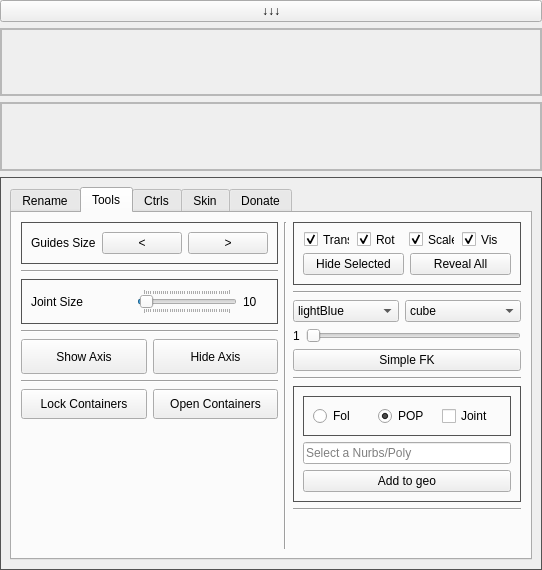
This is UI/RigTools/RigTools.ui in RenderDeMartes/Mutant_Tools as Qt 5 draws it before an edit. The edited form follows.
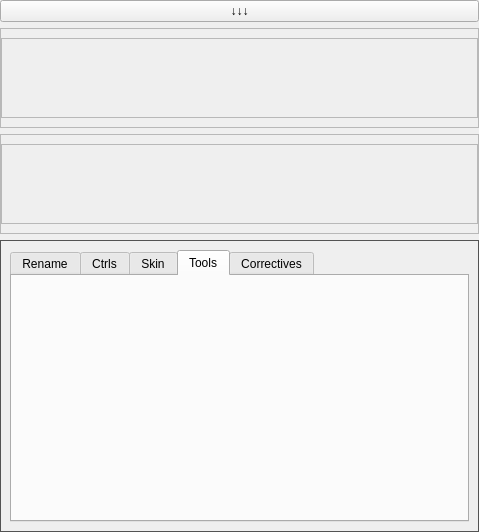
This is the edited form. Icons and pictures are not drawn.

The edit to the form file:
```diff
--- a/UI/RigTools/RigTools.ui
+++ b/UI/RigTools/RigTools.ui
@@ -6,8 +6,8 @@
    <rect>
     <x>0</x>
     <y>0</y>
-    <width>542</width>
-    <height>570</height>
+    <width>479</width>
+    <height>532</height>
    </rect>
   </property>
   <property name="windowTitle">
@@ -101,8 +101,8 @@
           <rect>
            <x>0</x>
            <y>0</y>
-           <width>538</width>
-           <height>69</height>
+           <width>475</width>
+           <height>78</height>
           </rect>
          </property>
          <layout class="QGridLayout" name="gridLayout_4">
@@ -138,8 +138,8 @@
       </size>
      </property>
      <layout class="QGridLayout" name="gridLayout_2">
-      <item row="0" column="0">
-       <widget class="QTabWidget" name="tabWidget">
+      <item row="0" column="1">
+       <widget class="QTabWidget" name="tabs">
         <property name="currentIndex">
          <number>1</number>
         </property>
@@ -147,957 +147,12 @@
          <attribute name="title">
           <string>Rename</string>
          </attribute>
-         <layout class="QGridLayout" name="gridLayout_5">
-          <item row="0" column="0">
-           <widget class="QFrame" name="frame">
-            <property name="minimumSize">
-             <size>
-              <width>0</width>
-              <height>0</height>
-             </size>
+         <layout class="QVBoxLayout" name="verticalLayout">
+          <item>
+           <layout class="QVBoxLayout" name="rename_layout">
+            <property name="sizeConstraint">
+             <enum>QLayout::SetFixedSize</enum>
             </property>
-            <layout class="QGridLayout" name="gridLayout_8">
-             <item row="0" column="0">
-              <layout class="QHBoxLayout" name="horizontalLayout_28">
-               <item>
-                <widget class="QLineEdit" name="SearchLineEdit">
-                 <property name="minimumSize">
-                  <size>
-                   <width>0</width>
-                   <height>30</height>
-                  </size>
-                 </property>
-                 <property name="text">
-                  <string/>
-                 </property>
-                 <property name="placeholderText">
-                  <string>Search</string>
-                 </property>
-                </widget>
-               </item>
-               <item>
-                <widget class="QLineEdit" name="ReplaceLineEdit">
-                 <property name="minimumSize">
-                  <size>
-                   <width>0</width>
-                   <height>30</height>
-                  </size>
-                 </property>
-                 <property name="text">
-                  <string/>
-                 </property>
-                 <property name="placeholderText">
-                  <string>Replace</string>
-                 </property>
-                </widget>
-               </item>
-               <item>
-                <widget class="QPushButton" name="ChangeNameBtn">
-                 <property name="minimumSize">
-                  <size>
-                   <width>70</width>
-                   <height>30</height>
-                  </size>
-                 </property>
-                 <property name="text">
-                  <string>Name</string>
-                 </property>
-                 <property name="icon">
-                  <iconset resource="../../../../../2020/scripts/RdMToolsV2/Resources/iconResources.qrc">
-                   <normaloff>:/icon/SearchReplace.png</normaloff>:/icon/SearchReplace.png</iconset>
-                 </property>
-                </widget>
-               </item>
-               <item>
-                <widget class="QPushButton" name="ChangeNameBtn2">
-                 <property name="minimumSize">
-                  <size>
-                   <width>80</width>
-                   <height>30</height>
-                  </size>
-                 </property>
-                 <property name="text">
-                  <string> Herarchy</string>
-                 </property>
-                 <property name="icon">
-                  <iconset resource="../../../../../2020/scripts/RdMToolsV2/Resources/iconResources.qrc">
-                   <normaloff>:/icon/SearchReplace.png</normaloff>:/icon/SearchReplace.png</iconset>
-                 </property>
-                </widget>
-               </item>
-              </layout>
-             </item>
-             <item row="2" column="0">
-              <layout class="QHBoxLayout" name="horizontalLayout_10">
-               <item>
-                <widget class="QComboBox" name="comboBox"/>
-               </item>
-               <item>
-                <widget class="QLineEdit" name="lineEdit">
-                 <property name="minimumSize">
-                  <size>
-                   <width>0</width>
-                   <height>30</height>
-                  </size>
-                 </property>
-                </widget>
-               </item>
-               <item>
-                <widget class="QPushButton" name="pushButton_3">
-                 <property name="minimumSize">
-                  <size>
-                   <width>0</width>
-                   <height>30</height>
-                  </size>
-                 </property>
-                 <property name="text">
-                  <string>Prefix</string>
-                 </property>
-                </widget>
-               </item>
-              </layout>
-             </item>
-             <item row="1" column="0">
-              <widget class="Line" name="line_4">
-               <property name="minimumSize">
-                <size>
-                 <width>0</width>
-                 <height>0</height>
-                </size>
-               </property>
-               <property name="orientation">
-                <enum>Qt::Horizontal</enum>
-               </property>
-              </widget>
-             </item>
-             <item row="3" column="0">
-              <widget class="Line" name="line_5">
-               <property name="minimumSize">
-                <size>
-                 <width>0</width>
-                 <height>0</height>
-                </size>
-               </property>
-               <property name="orientation">
-                <enum>Qt::Horizontal</enum>
-               </property>
-              </widget>
-             </item>
-             <item row="5" column="0">
-              <widget class="Line" name="line_6">
-               <property name="minimumSize">
-                <size>
-                 <width>0</width>
-                 <height>0</height>
-                </size>
-               </property>
-               <property name="orientation">
-                <enum>Qt::Horizontal</enum>
-               </property>
-              </widget>
-             </item>
-             <item row="7" column="0">
-              <widget class="Line" name="line_7">
-               <property name="minimumSize">
-                <size>
-                 <width>0</width>
-                 <height>0</height>
-                </size>
-               </property>
-               <property name="orientation">
-                <enum>Qt::Horizontal</enum>
-               </property>
-              </widget>
-             </item>
-             <item row="4" column="0">
-              <layout class="QHBoxLayout" name="horizontalLayout_27">
-               <item>
-                <widget class="QLineEdit" name="NewNameLineEdit">
-                 <property name="minimumSize">
-                  <size>
-                   <width>0</width>
-                   <height>30</height>
-                  </size>
-                 </property>
-                 <property name="maximumSize">
-                  <size>
-                   <width>16777215</width>
-                   <height>16777215</height>
-                  </size>
-                 </property>
-                 <property name="text">
-                  <string/>
-                 </property>
-                 <property name="placeholderText">
-                  <string>Rename</string>
-                 </property>
-                </widget>
-               </item>
-               <item>
-                <widget class="QCheckBox" name="RenameNumCheckBox">
-                 <property name="maximumSize">
-                  <size>
-                   <width>35</width>
-                   <height>16777215</height>
-                  </size>
-                 </property>
-                 <property name="text">
-                  <string>#</string>
-                 </property>
-                 <property name="checked">
-                  <bool>true</bool>
-                 </property>
-                </widget>
-               </item>
-               <item>
-                <widget class="QPushButton" name="RenameBtn">
-                 <property name="minimumSize">
-                  <size>
-                   <width>0</width>
-                   <height>30</height>
-                  </size>
-                 </property>
-                 <property name="maximumSize">
-                  <size>
-                   <width>150</width>
-                   <height>16777215</height>
-                  </size>
-                 </property>
-                 <property name="text">
-                  <string>Rename</string>
-                 </property>
-                 <property name="icon">
-                  <iconset resource="../../../../../2020/scripts/RdMToolsV2/Resources/iconResources.qrc">
-                   <normaloff>:/icon/Rename.png</normaloff>:/icon/Rename.png</iconset>
-                 </property>
-                 <property name="iconSize">
-                  <size>
-                   <width>20</width>
-                   <height>20</height>
-                  </size>
-                 </property>
-                </widget>
-               </item>
-              </layout>
-             </item>
-             <item row="6" column="0">
-              <layout class="QHBoxLayout" name="horizontalLayout_11">
-               <item>
-                <widget class="QComboBox" name="comboBox_2"/>
-               </item>
-               <item>
-                <widget class="QLineEdit" name="lineEdit_2">
-                 <property name="minimumSize">
-                  <size>
-                   <width>0</width>
-                   <height>30</height>
-                  </size>
-                 </property>
-                </widget>
-               </item>
-               <item>
-                <widget class="QPushButton" name="pushButton_4">
-                 <property name="minimumSize">
-                  <size>
-                   <width>0</width>
-                   <height>30</height>
-                  </size>
-                 </property>
-                 <property name="text">
-                  <string>Sufix</string>
-                 </property>
-                </widget>
-               </item>
-              </layout>
-             </item>
-            </layout>
-           </widget>
-          </item>
-         </layout>
-        </widget>
-        <widget class="QWidget" name="Tools">
-         <attribute name="title">
-          <string>Tools</string>
-         </attribute>
-         <layout class="QGridLayout" name="gridLayout_7">
-          <item row="0" column="0">
-           <layout class="QHBoxLayout" name="horizontalLayout_3">
-            <item>
-             <layout class="QVBoxLayout" name="verticalLayout">
-              <item>
-               <widget class="QGroupBox" name="groupBox_6">
-                <property name="styleSheet">
-                 <string notr="true">QGroupBox {
-    background-color: transparent;
-    color: #bbbbbb;
-    selection-color: #bbbbbb;
-    border: 1px solid #535353;
-}</string>
-                </property>
-                <layout class="QHBoxLayout" name="horizontalLayout_58">
-                 <item>
-                  <widget class="QLabel" name="label_14">
-                   <property name="text">
-                    <string>Guides Size</string>
-                   </property>
-                  </widget>
-                 </item>
-                 <item>
-                  <widget class="QPushButton" name="smallerGuideBtn">
-                   <property name="text">
-                    <string>&lt;</string>
-                   </property>
-                  </widget>
-                 </item>
-                 <item>
-                  <widget class="QPushButton" name="biggerGuideBtn">
-                   <property name="text">
-                    <string>&gt;</string>
-                   </property>
-                  </widget>
-                 </item>
-                </layout>
-               </widget>
-              </item>
-              <item>
-               <widget class="Line" name="line">
-                <property name="orientation">
-                 <enum>Qt::Horizontal</enum>
-                </property>
-               </widget>
-              </item>
-              <item>
-               <widget class="QGroupBox" name="groupBox_5">
-                <property name="sizePolicy">
-                 <sizepolicy hsizetype="Expanding" vsizetype="Preferred">
-                  <horstretch>0</horstretch>
-                  <verstretch>0</verstretch>
-                 </sizepolicy>
-                </property>
-                <property name="styleSheet">
-                 <string notr="true">QGroupBox {
-    background-color: transparent;
-    color: #bbbbbb;
-    selection-color: #bbbbbb;
-    border: 1px solid #535353;
-}</string>
-                </property>
-                <layout class="QHBoxLayout" name="horizontalLayout_30">
-                 <item>
-                  <widget class="QLabel" name="label_13">
-                   <property name="text">
-                    <string>Joint Size</string>
-                   </property>
-                  </widget>
-                 </item>
-                 <item>
-                  <widget class="QSlider" name="JointSizeSlider">
-                   <property name="sizePolicy">
-                    <sizepolicy hsizetype="Minimum" vsizetype="Fixed">
-                     <horstretch>0</horstretch>
-                     <verstretch>0</verstretch>
-                    </sizepolicy>
-                   </property>
-                   <property name="cursor">
-                    <cursorShape>PointingHandCursor</cursorShape>
-                   </property>
-                   <property name="focusPolicy">
-                    <enum>Qt::WheelFocus</enum>
-                   </property>
-                   <property name="styleSheet">
-                    <string notr="true">color: rgb(68, 68, 68);</string>
-                   </property>
-                   <property name="minimum">
-                    <number>1</number>
-                   </property>
-                   <property name="maximum">
-                    <number>400</number>
-                   </property>
-                   <property name="value">
-                    <number>10</number>
-                   </property>
-                   <property name="orientation">
-                    <enum>Qt::Horizontal</enum>
-                   </property>
-                   <property name="tickPosition">
-                    <enum>QSlider::TicksBothSides</enum>
-                   </property>
-                  </widget>
-                 </item>
-                 <item>
-                  <widget class="QLabel" name="label_24">
-                   <property name="maximumSize">
-                    <size>
-                     <width>25</width>
-                     <height>16777215</height>
-                    </size>
-                   </property>
-                   <property name="text">
-                    <string>10</string>
-                   </property>
-                  </widget>
-                 </item>
-                </layout>
-               </widget>
-              </item>
-              <item>
-               <widget class="Line" name="line_21">
-                <property name="orientation">
-                 <enum>Qt::Horizontal</enum>
-                </property>
-               </widget>
-              </item>
-              <item>
-               <layout class="QHBoxLayout" name="horizontalLayout_12">
-                <item>
-                 <widget class="QPushButton" name="ShowAxisBtn">
-                  <property name="minimumSize">
-                   <size>
-                    <width>35</width>
-                    <height>35</height>
-                   </size>
-                  </property>
-                  <property name="text">
-                   <string>Show Axis</string>
-                  </property>
-                  <property name="icon">
-                   <iconset resource="../../../../../2020/scripts/RdMToolsV2/Resources/iconResources.qrc">
-                    <normaloff>:/icon/Eye.png</normaloff>:/icon/Eye.png</iconset>
-                  </property>
-                  <property name="iconSize">
-                   <size>
-                    <width>20</width>
-                    <height>20</height>
-                   </size>
-                  </property>
-                 </widget>
-                </item>
-                <item>
-                 <widget class="QPushButton" name="HideAxisBtn">
-                  <property name="minimumSize">
-                   <size>
-                    <width>35</width>
-                    <height>35</height>
-                   </size>
-                  </property>
-                  <property name="text">
-                   <string>Hide Axis</string>
-                  </property>
-                  <property name="icon">
-                   <iconset resource="../../../../../2020/scripts/RdMToolsV2/Resources/iconResources.qrc">
-                    <normaloff>:/icon/NoEye.png</normaloff>:/icon/NoEye.png</iconset>
-                  </property>
-                  <property name="iconSize">
-                   <size>
-                    <width>20</width>
-                    <height>20</height>
-                   </size>
-                  </property>
-                 </widget>
-                </item>
-               </layout>
-              </item>
-              <item>
-               <widget class="Line" name="line_8">
-                <property name="orientation">
-                 <enum>Qt::Horizontal</enum>
-                </property>
-               </widget>
-              </item>
-              <item>
-               <layout class="QHBoxLayout" name="horizontalLayout_9">
-                <property name="topMargin">
-                 <number>0</number>
-                </property>
-                <item>
-                 <widget class="QPushButton" name="lockContainerBtn">
-                  <property name="minimumSize">
-                   <size>
-                    <width>30</width>
-                    <height>30</height>
-                   </size>
-                  </property>
-                  <property name="text">
-                   <string>Lock Containers</string>
-                  </property>
-                 </widget>
-                </item>
-                <item>
-                 <widget class="QPushButton" name="unlockContainerBtn">
-                  <property name="minimumSize">
-                   <size>
-                    <width>30</width>
-                    <height>30</height>
-                   </size>
-                  </property>
-                  <property name="text">
-                   <string>Open Containers</string>
-                  </property>
-                 </widget>
-                </item>
-               </layout>
-              </item>
-              <item>
-               <spacer name="verticalSpacer_2">
-                <property name="orientation">
-                 <enum>Qt::Vertical</enum>
-                </property>
-                <property name="sizeHint" stdset="0">
-                 <size>
-                  <width>20</width>
-                  <height>40</height>
-                 </size>
-                </property>
-               </spacer>
-              </item>
-             </layout>
-            </item>
-            <item>
-             <widget class="Line" name="line_3">
-              <property name="orientation">
-               <enum>Qt::Vertical</enum>
-              </property>
-             </widget>
-            </item>
-            <item>
-             <layout class="QVBoxLayout" name="verticalLayout_2">
-              <item>
-               <widget class="QGroupBox" name="">
-                <layout class="QVBoxLayout" name="verticalLayout_9">
-                 <item>
-                  <layout class="QHBoxLayout" name="horizontalLayout_6">
-                   <item>
-                    <widget class="QCheckBox" name="HideTranslateCheckBox">
-                     <property name="maximumSize">
-                      <size>
-                       <width>46</width>
-                       <height>15</height>
-                      </size>
-                     </property>
-                     <property name="styleSheet">
-                      <string notr="true"/>
-                     </property>
-                     <property name="text">
-                      <string>Trans</string>
-                     </property>
-                     <property name="checked">
-                      <bool>true</bool>
-                     </property>
-                    </widget>
-                   </item>
-                   <item>
-                    <widget class="QCheckBox" name="HideRotateCheckBox">
-                     <property name="maximumSize">
-                      <size>
-                       <width>45</width>
-                       <height>15</height>
-                      </size>
-                     </property>
-                     <property name="text">
-                      <string>Rot</string>
-                     </property>
-                     <property name="checked">
-                      <bool>true</bool>
-                     </property>
-                    </widget>
-                   </item>
-                   <item>
-                    <widget class="QCheckBox" name="HideScaleCheckBox">
-                     <property name="maximumSize">
-                      <size>
-                       <width>46</width>
-                       <height>15</height>
-                      </size>
-                     </property>
-                     <property name="text">
-                      <string>Scale</string>
-                     </property>
-                     <property name="checked">
-                      <bool>true</bool>
-                     </property>
-                    </widget>
-                   </item>
-                   <item>
-                    <widget class="QCheckBox" name="HideVisibilityCheckBox">
-                     <property name="maximumSize">
-                      <size>
-                       <width>45</width>
-                       <height>15</height>
-                      </size>
-                     </property>
-                     <property name="text">
-                      <string>Vis</string>
-                     </property>
-                     <property name="checked">
-                      <bool>true</bool>
-                     </property>
-                    </widget>
-                   </item>
-                  </layout>
-                 </item>
-                 <item>
-                  <layout class="QHBoxLayout" name="horizontalLayout_7">
-                   <item>
-                    <widget class="QPushButton" name="HideBtn">
-                     <property name="text">
-                      <string>Hide Selected</string>
-                     </property>
-                     <property name="icon">
-                      <iconset resource="../../../../../2020/scripts/RdMToolsV2/Resources/iconResources.qrc">
-                       <normaloff>:/icon/Remove.png</normaloff>:/icon/Remove.png</iconset>
-                     </property>
-                     <property name="iconSize">
-                      <size>
-                       <width>20</width>
-                       <height>20</height>
-                      </size>
-                     </property>
-                    </widget>
-                   </item>
-                   <item>
-                    <widget class="QPushButton" name="RevealBtn">
-                     <property name="text">
-                      <string>Reveal All</string>
-                     </property>
-                     <property name="icon">
-                      <iconset resource="../../../../../2020/scripts/RdMToolsV2/Resources/iconResources.qrc">
-                       <normaloff>:/icon/Add.png</normaloff>:/icon/Add.png</iconset>
-                     </property>
-                     <property name="iconSize">
-                      <size>
-                       <width>20</width>
-                       <height>20</height>
-                      </size>
-                     </property>
-                    </widget>
-                   </item>
-                  </layout>
-                 </item>
-                </layout>
-               </widget>
-              </item>
-              <item>
-               <widget class="Line" name="line_19">
-                <property name="orientation">
-                 <enum>Qt::Horizontal</enum>
-                </property>
-               </widget>
-              </item>
-              <item>
-               <layout class="QVBoxLayout" name="verticalLayout_22">
-                <item>
-                 <layout class="QHBoxLayout" name="horizontalLayout_8">
-                  <property name="topMargin">
-                   <number>0</number>
-                  </property>
-                  <item>
-                   <widget class="QComboBox" name="SimpleFKColorBox">
-                    <item>
-                     <property name="text">
-                      <string>lightBlue</string>
-                     </property>
-                    </item>
-                    <item>
-                     <property name="text">
-                      <string>red</string>
-                     </property>
-                    </item>
-                    <item>
-                     <property name="text">
-                      <string>blue</string>
-                     </property>
-                    </item>
-                    <item>
-                     <property name="text">
-                      <string>white</string>
-                     </property>
-                    </item>
-                    <item>
-                     <property name="text">
-                      <string>purple</string>
-                     </property>
-                    </item>
-                    <item>
-                     <property name="text">
-                      <string>green</string>
-                     </property>
-                    </item>
-                    <item>
-                     <property name="text">
-                      <string>yellow</string>
-                     </property>
-                    </item>
-                    <item>
-                     <property name="text">
-                      <string>grey</string>
-                     </property>
-                    </item>
-                   </widget>
-                  </item>
-                  <item>
-                   <widget class="QComboBox" name="SimpleFKShapeBox">
-                    <item>
-                     <property name="text">
-                      <string>cube</string>
-                     </property>
-                    </item>
-                    <item>
-                     <property name="text">
-                      <string>bounding_cube</string>
-                     </property>
-                    </item>
-                    <item>
-                     <property name="text">
-                      <string>sphere</string>
-                     </property>
-                    </item>
-                    <item>
-                     <property name="text">
-                      <string>cubePlus</string>
-                     </property>
-                    </item>
-                    <item>
-                     <property name="text">
-                      <string>square</string>
-                     </property>
-                    </item>
-                    <item>
-                     <property name="text">
-                      <string>octagon</string>
-                     </property>
-                    </item>
-                    <item>
-                     <property name="text">
-                      <string>exagon</string>
-                     </property>
-                    </item>
-                    <item>
-                     <property name="text">
-                      <string>pringle</string>
-                     </property>
-                    </item>
-                    <item>
-                     <property name="text">
-                      <string>feet</string>
-                     </property>
-                    </item>
-                    <item>
-                     <property name="text">
-                      <string>hand</string>
-                     </property>
-                    </item>
-                    <item>
-                     <property name="text">
-                      <string>circleX</string>
-                     </property>
-                    </item>
-                    <item>
-                     <property name="text">
-                      <string>circleY</string>
-                     </property>
-                    </item>
-                    <item>
-                     <property name="text">
-                      <string>circleZ</string>
-                     </property>
-                    </item>
-                    <item>
-                     <property name="text">
-                      <string>3dArrow</string>
-                     </property>
-                    </item>
-                    <item>
-                     <property name="text">
-                      <string>2dArrow</string>
-                     </property>
-                    </item>
-                    <item>
-                     <property name="text">
-                      <string>pin_cube</string>
-                     </property>
-                    </item>
-                    <item>
-                     <property name="text">
-                      <string/>
-                     </property>
-                    </item>
-                   </widget>
-                  </item>
-                 </layout>
-                </item>
-                <item>
-                 <layout class="QHBoxLayout" name="horizontalLayout_13">
-                  <property name="topMargin">
-                   <number>0</number>
-                  </property>
-                  <item>
-                   <widget class="QLabel" name="label">
-                    <property name="text">
-                     <string>1</string>
-                    </property>
-                   </widget>
-                  </item>
-                  <item>
-                   <widget class="QSlider" name="SimpleFKSizeSlider">
-                    <property name="maximum">
-                     <number>20</number>
-                    </property>
-                    <property name="orientation">
-                     <enum>Qt::Horizontal</enum>
-                    </property>
-                   </widget>
-                  </item>
-                 </layout>
-                </item>
-                <item>
-                 <widget class="QPushButton" name="SimpleFKBtn">
-                  <property name="text">
-                   <string>Simple FK</string>
-                  </property>
-                  <property name="icon">
-                   <iconset resource="../../../../../2020/scripts/RdMToolsV2/Resources/iconResources.qrc">
-                    <normaloff>:/icon/Chain.png</normaloff>:/icon/Chain.png</iconset>
-                  </property>
-                  <property name="iconSize">
-                   <size>
-                    <width>25</width>
-                    <height>25</height>
-                   </size>
-                  </property>
-                 </widget>
-                </item>
-               </layout>
-              </item>
-              <item>
-               <widget class="Line" name="line_2">
-                <property name="orientation">
-                 <enum>Qt::Horizontal</enum>
-                </property>
-               </widget>
-              </item>
-              <item>
-               <widget class="QGroupBox" name="">
-                <property name="styleSheet">
-                 <string notr="true"/>
-                </property>
-                <layout class="QVBoxLayout" name="verticalLayout_7">
-                 <item>
-                  <layout class="QHBoxLayout" name="horizontalLayout_5">
-                   <property name="spacing">
-                    <number>6</number>
-                   </property>
-                   <property name="sizeConstraint">
-                    <enum>QLayout::SetDefaultConstraint</enum>
-                   </property>
-                  </layout>
-                 </item>
-                 <item>
-                  <layout class="QHBoxLayout" name="horizontalLayout">
-                   <property name="topMargin">
-                    <number>0</number>
-                   </property>
-                   <item>
-                    <widget class="QGroupBox" name="groupBox">
-                     <property name="title">
-                      <string/>
-                     </property>
-                     <property name="flat">
-                      <bool>true</bool>
-                     </property>
-                     <layout class="QGridLayout" name="gridLayout_6">
-                      <item row="0" column="1">
-                       <widget class="QRadioButton" name="PopRadio">
-                        <property name="text">
-                         <string>POP</string>
-                        </property>
-                        <property name="checked">
-                         <bool>true</bool>
-                        </property>
-                       </widget>
-                      </item>
-                      <item row="0" column="0">
-                       <widget class="QRadioButton" name="FolRadio">
-                        <property name="text">
-                         <string>Fol</string>
-                        </property>
-                       </widget>
-                      </item>
-                      <item row="0" column="2">
-                       <widget class="QCheckBox" name="jointCheck">
-                        <property name="text">
-                         <string>Joint</string>
-                        </property>
-                       </widget>
-                      </item>
-                     </layout>
-                    </widget>
-                   </item>
-                  </layout>
-                 </item>
-                 <item>
-                  <widget class="QLineEdit" name="FollicleNewName">
-                   <property name="sizePolicy">
-                    <sizepolicy hsizetype="Minimum" vsizetype="Fixed">
-                     <horstretch>0</horstretch>
-                     <verstretch>0</verstretch>
-                    </sizepolicy>
-                   </property>
-                   <property name="text">
-                    <string/>
-                   </property>
-                   <property name="placeholderText">
-                    <string>Select a Nurbs/Poly</string>
-                   </property>
-                  </widget>
-                 </item>
-                 <item>
-                  <widget class="QPushButton" name="CreateFollicleBtn">
-                   <property name="sizePolicy">
-                    <sizepolicy hsizetype="Minimum" vsizetype="Minimum">
-                     <horstretch>0</horstretch>
-                     <verstretch>0</verstretch>
-                    </sizepolicy>
-                   </property>
-                   <property name="text">
-                    <string>Add to geo</string>
-                   </property>
-                   <property name="icon">
-                    <iconset resource="../../../../../2020/scripts/RdMToolsV2/Resources/iconResources.qrc">
-                     <normaloff>:/icon/Follicle.png</normaloff>:/icon/Follicle.png</iconset>
-                   </property>
-                   <property name="iconSize">
-                    <size>
-                     <width>25</width>
-                     <height>25</height>
-                    </size>
-                   </property>
-                  </widget>
-                 </item>
-                </layout>
-               </widget>
-              </item>
-              <item>
-               <widget class="Line" name="line_38">
-                <property name="orientation">
-                 <enum>Qt::Horizontal</enum>
-                </property>
-               </widget>
-              </item>
-              <item>
-               <spacer name="verticalSpacer">
-                <property name="orientation">
-                 <enum>Qt::Vertical</enum>
-                </property>
-                <property name="sizeHint" stdset="0">
-                 <size>
-                  <width>20</width>
-                  <height>40</height>
-                 </size>
-                </property>
-               </spacer>
-              </item>
-             </layout>
-            </item>
            </layout>
           </item>
          </layout>
@@ -1106,16 +161,39 @@
          <attribute name="title">
           <string>Ctrls</string>
          </attribute>
+         <layout class="QGridLayout" name="gridLayout_6">
+          <item row="0" column="0">
+           <layout class="QVBoxLayout" name="ctrls_layout"/>
+          </item>
+         </layout>
         </widget>
         <widget class="QWidget" name="Skin">
          <attribute name="title">
           <string>Skin</string>
          </attribute>
         </widget>
-        <widget class="QWidget" name="Donate">
+        <widget class="QWidget" name="Tools">
          <attribute name="title">
-          <string>Donate</string>
+          <string>Tools</string>
          </attribute>
+         <layout class="QGridLayout" name="gridLayout_7">
+          <item row="0" column="0">
+           <layout class="QVBoxLayout" name="tools_layout"/>
+          </item>
+         </layout>
+        </widget>
+        <widget class="QWidget" name="AddOns">
+         <property name="enabled">
+          <bool>true</bool>
+         </property>
+         <attribute name="title">
+          <string>Correctives</string>
+         </attribute>
+         <layout class="QGridLayout" name="gridLayout_5">
+          <item row="0" column="0">
+           <layout class="QVBoxLayout" name="correctives_layout"/>
+          </item>
+         </layout>
         </widget>
        </widget>
       </item>
@@ -1186,8 +264,8 @@
           <rect>
            <x>0</x>
            <y>0</y>
-           <width>538</width>
-           <height>58</height>
+           <width>475</width>
+           <height>78</height>
           </rect>
          </property>
          <layout class="QGridLayout" name="gridLayout_3">
```
Left out of the diff: 45 changed lines with no effect on the pictures.
